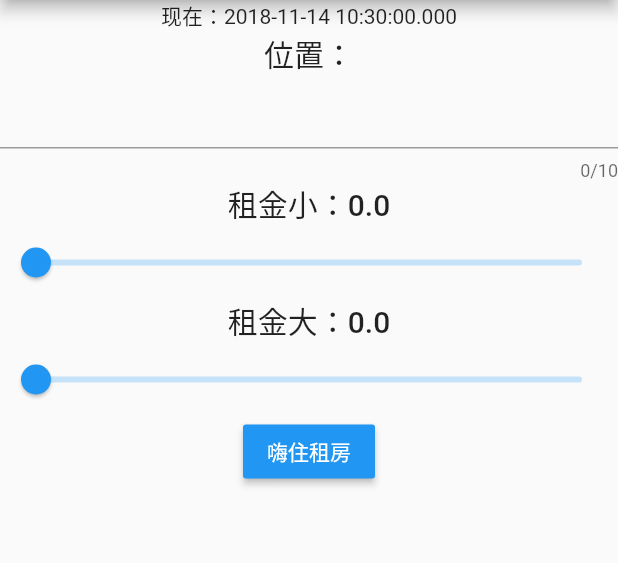
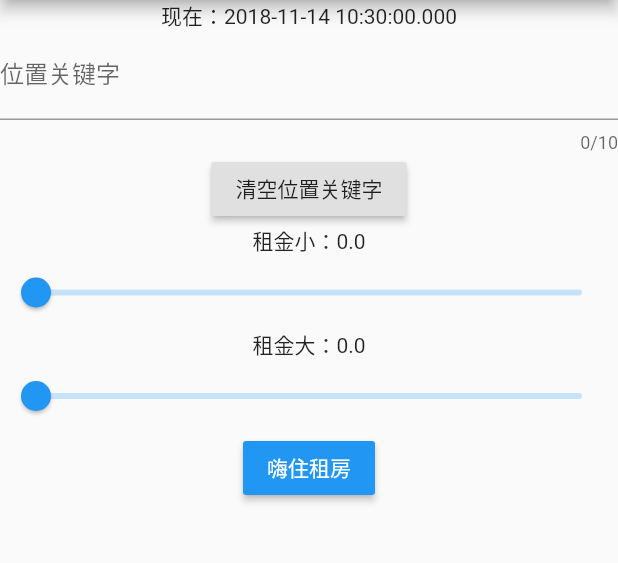
Before and after one commit to WSG88/ak47, a Flutter app: the screen it shows after launch, on a phone screen of 412 x 824 dp, the part 84-647 px from its top. Run offline on Flutter 3.47's test engine with Material 2 defaults, Android fonts, the phone set to English and light mode, and no system bars; our stand-ins replace carousel_slider, dio, flutter_swiper; missing offline and left inert: flutter_refresh.

Commit message:
输入框

```diff
--- a/xiaowanghelp/lib/main.dart
+++ b/xiaowanghelp/lib/main.dart
@@ -48,6 +48,14 @@ class _MyHomePageState extends State<MyHomePage> {
   var keyTxt = "";
   var moneyMin = 0.0;
   var moneyMax = 0.0;
+  TextEditingController searchController = TextEditingController();
+
+  void onTextClear() {
+    setState(() {
+      searchController.clear();
+      keyTxt = "";
+    });
+  }
 
   _toHizhu() {
     Navigator.of(context)
@@ -97,8 +105,7 @@ class _MyHomePageState extends State<MyHomePage> {
         actions: <Widget>[
           new IconButton(
             icon: new Icon(Icons.search),
-            onPressed: () {
-            },
+            onPressed: () {},
           )
         ],
       ),
@@ -125,20 +132,25 @@ class _MyHomePageState extends State<MyHomePage> {
             Text(
               '现在：' + _getNowTime(),
             ),
-            Text(
-              '位置：',
-              style: Theme.of(context).textTheme.title,
+            Column(
+              children: <Widget>[
+                TextField(
+                    decoration: InputDecoration(labelText: "位置关键字"),
+                    controller: searchController,
+                    maxLength: 10,
+                    onChanged: (val) {
+                      setState(() {
+                        keyTxt = val;
+                      });
+                    }),
+                RaisedButton(
+                  onPressed: onTextClear,
+                  child: Text('清空位置关键字'),
+                ),
+              ],
             ),
-            TextField(
-                maxLength: 10,
-                onChanged: (val) {
-                  this.setState(() {
-                    this.keyTxt = val;
-                  });
-                }),
             Text(
               '租金小：' + _getMoneyMinS().toString(),
-              style: Theme.of(context).textTheme.title,
             ),
             Slider(
               value: _getMoneyMin(),
@@ -153,7 +165,6 @@ class _MyHomePageState extends State<MyHomePage> {
             ),
             Text(
               '租金大：' + _getMoneyMaxS().toString(),
-              style: Theme.of(context).textTheme.title,
             ),
             Slider(
               value: _getMoneyMax(),
```
